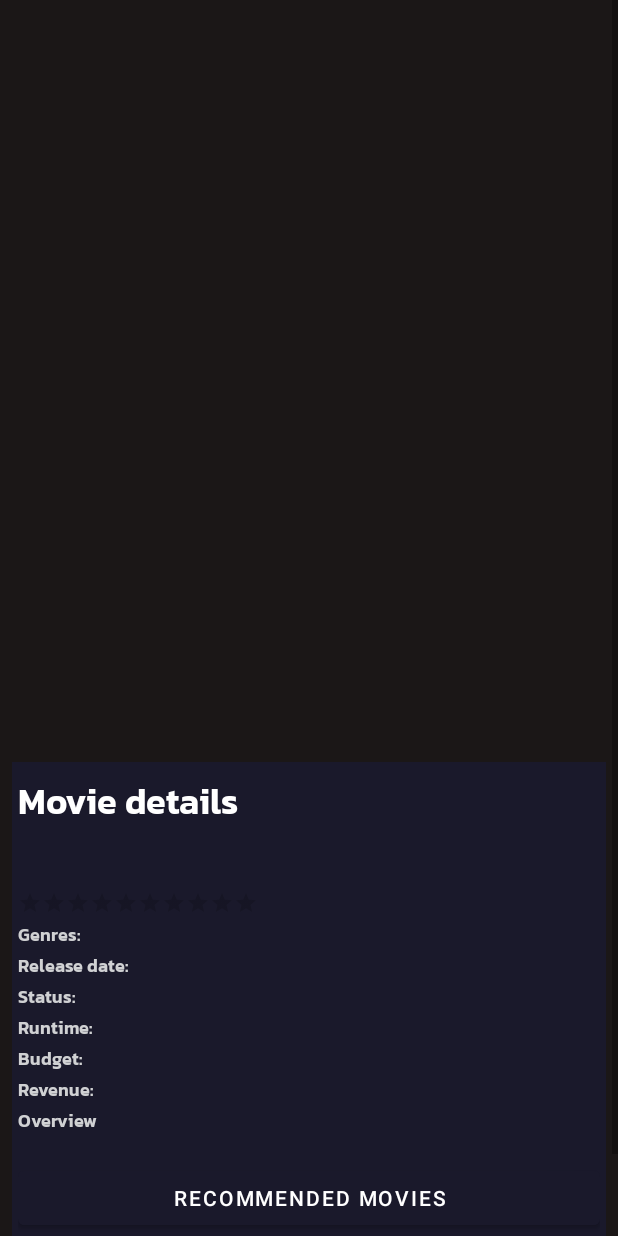
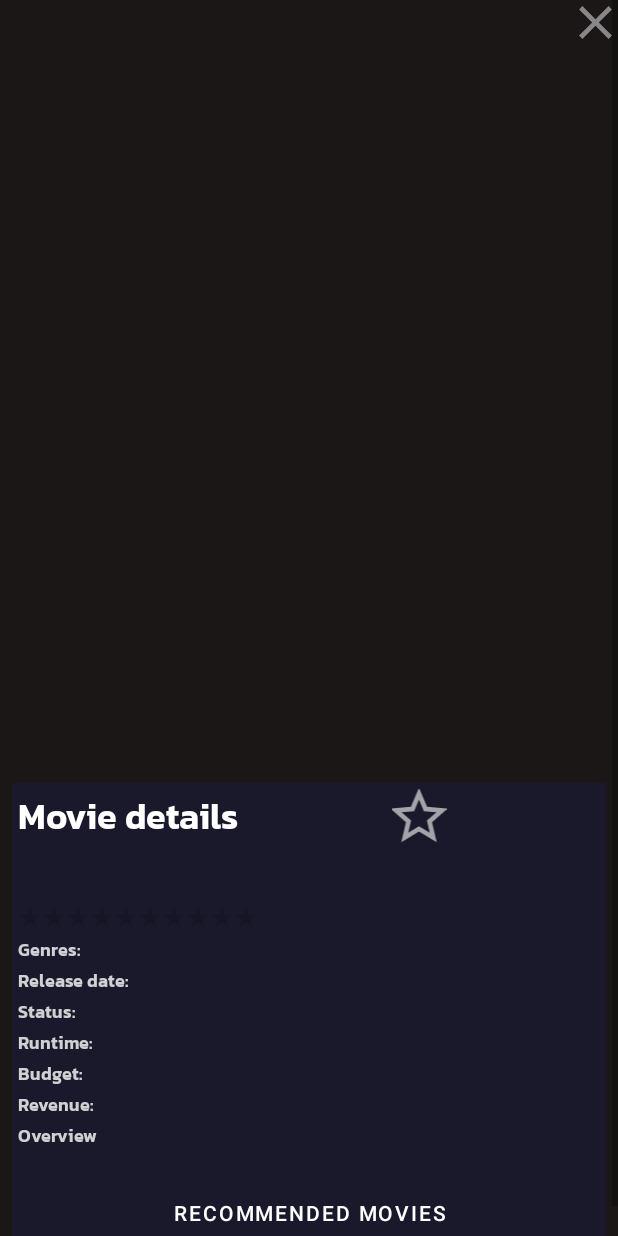
Before and after one commit to FloAlb09/CineFil5, an Android app: the MovieDetailsActivity screen opened directly, with no data from a screen before it, on a phone screen of 412 x 824 dp. Run offline under Robolectric (Android 15) with nearby library versions, the phone set to English and light mode, and no system bars; pictures from the network do not load; 1 statement that could not run was skipped.

Commit message:
modif: favoris ic_star

```diff
--- a/app/src/main/java/fr/epf/projet/cinefil5/MovieDetailsActivity.kt
+++ b/app/src/main/java/fr/epf/projet/cinefil5/MovieDetailsActivity.kt
@@ -26,6 +26,7 @@ class MovieDetailsActivity : AppCompatActivity() {
     lateinit var releaseDateDb: String
     var voteAverageDb: Float = 0.0f
     lateinit var overviewDb: String
+    var likedDb: Int = 0
 
     override fun onCreate(savedInstanceState: Bundle?) {
         super.onCreate(savedInstanceState)
@@ -100,6 +101,7 @@ class MovieDetailsActivity : AppCompatActivity() {
         }
 
         binding.movieDetailsFavoris.setOnClickListener {
+
             val favoris = ServiceDetailsResult(
                 idMovie,
                 posterPathDb,
@@ -107,18 +109,20 @@ class MovieDetailsActivity : AppCompatActivity() {
                 originalTitleDb,
                 releaseDateDb,
                 voteAverageDb,
-                overviewDb
+                overviewDb,
+                likedDb
             )
             val isInserted = db.addFavoris(favoris)
+
             if (isInserted) {
                 Toast.makeText(
                     this, getString(R.string.success_favoris), Toast.LENGTH_SHORT
                 ).show()
+                binding.movieDetailsFavoris.setImageResource(R.drawable.ic_star)
                 val intent = Intent(this, FavorisActivity::class.java)
                 intent.putExtra("id", idMovie)
                 this.startActivity(intent)
             }
         }
-
     }
 }
--- a/app/src/main/java/fr/epf/projet/cinefil5/db/FavorisDatabase.kt
+++ b/app/src/main/java/fr/epf/projet/cinefil5/db/FavorisDatabase.kt
@@ -16,7 +16,8 @@ class FavorisDatabase(contextDb: Context) : SQLiteOpenHelper(contextDb, DB_NAME,
             $MOVIE_ORIGINAL_TITLE varchar (50),
             $MOVIE_RELEASE_DATE varchar (10),
             $MOVIE_VOTE_AVERAGE float,
-            $MOVIE_OVERVIEW varchar(200)
+            $MOVIE_OVERVIEW varchar(200),
+            $MOVIE_LIKED boolean
             )
         """.trimIndent()
         db?.execSQL(createTableFavoris)
@@ -28,7 +29,7 @@ class FavorisDatabase(contextDb: Context) : SQLiteOpenHelper(contextDb, DB_NAME,
         onCreate(db)
     }
 
-    fun addFavoris(favoris: ServiceDetailsResult): Boolean{
+    fun addFavoris(favoris: ServiceDetailsResult): Boolean {
         val db = this.writableDatabase
         val values = ContentValues()
         values.put(MOVIE_ID, favoris.id)
@@ -38,7 +39,8 @@ class FavorisDatabase(contextDb: Context) : SQLiteOpenHelper(contextDb, DB_NAME,
         values.put(MOVIE_RELEASE_DATE, favoris.releaseDate)
         values.put(MOVIE_VOTE_AVERAGE, favoris.voteAverage)
         values.put(MOVIE_OVERVIEW, favoris.overview)
-        val result = db.insert(FAVORIS_TABLE_NAME,null, values).toInt()
+        values.put(MOVIE_LIKED, 1)
+        val result = db.insert(FAVORIS_TABLE_NAME, null, values).toInt()
         db.close()
         return result != -1
     }
@@ -48,19 +50,26 @@ class FavorisDatabase(contextDb: Context) : SQLiteOpenHelper(contextDb, DB_NAME,
         val db = this.readableDatabase
         val selectQuery = "SELECT * FROM $FAVORIS_TABLE_NAME"
         val cursor = db.rawQuery(selectQuery, null)
-        if (cursor != null){
-            if (cursor.moveToFirst()){
+        if (cursor != null) {
+            if (cursor.moveToFirst()) {
                 do {
                     val id = cursor.getInt(cursor.getColumnIndexOrThrow(MOVIE_ID))
-                    val posterPath = cursor.getString(cursor.getColumnIndexOrThrow(MOVIE_POSTER_PATH))
+                    val posterPath =
+                        cursor.getString(cursor.getColumnIndexOrThrow(MOVIE_POSTER_PATH))
                     val title = cursor.getString(cursor.getColumnIndexOrThrow(MOVIE_TITLE))
-                    val originalTitle = cursor.getString(cursor.getColumnIndexOrThrow(MOVIE_ORIGINAL_TITLE))
-                    val releaseDate = cursor.getString(cursor.getColumnIndexOrThrow(MOVIE_RELEASE_DATE))
-                    val voteAverage = cursor.getFloat(cursor.getColumnIndexOrThrow(MOVIE_VOTE_AVERAGE))
+                    val originalTitle =
+                        cursor.getString(cursor.getColumnIndexOrThrow(MOVIE_ORIGINAL_TITLE))
+                    val releaseDate =
+                        cursor.getString(cursor.getColumnIndexOrThrow(MOVIE_RELEASE_DATE))
+                    val voteAverage =
+                        cursor.getFloat(cursor.getColumnIndexOrThrow(MOVIE_VOTE_AVERAGE))
                     val overview = cursor.getString(cursor.getColumnIndexOrThrow(MOVIE_OVERVIEW))
-                    val collection = ServiceDetailsResult(id, posterPath, title, originalTitle, releaseDate, voteAverage, overview)
+                    val liked = cursor.getInt(cursor.getColumnIndexOrThrow(MOVIE_LIKED))
+                    val collection = ServiceDetailsResult(
+                        id, posterPath, title, originalTitle, releaseDate, voteAverage, overview, liked
+                    )
                     favoris.add(collection)
-                } while(cursor.moveToNext())
+                } while (cursor.moveToNext())
             }
         }
         db.close()
@@ -69,7 +78,7 @@ class FavorisDatabase(contextDb: Context) : SQLiteOpenHelper(contextDb, DB_NAME,
 
     companion object {
         private val DB_NAME = "favorisDB"
-        private val DB_VERSION = 5
+        private val DB_VERSION = 6
         private val FAVORIS_TABLE_NAME = "favoris"
         private val MOVIE_ID = "movieId"
         private val MOVIE_POSTER_PATH = "moviePosterPath"
@@ -78,5 +87,6 @@ class FavorisDatabase(contextDb: Context) : SQLiteOpenHelper(contextDb, DB_NAME,
         private val MOVIE_RELEASE_DATE = "movieReleaseDate"
         private val MOVIE_VOTE_AVERAGE = "movieVoteAverage"
         private val MOVIE_OVERVIEW = "movieOverview"
+        private val MOVIE_LIKED = "movieLiked"
     }
 }
--- a/app/src/main/java/fr/epf/projet/cinefil5/model/MovieDetailsResult.kt
+++ b/app/src/main/java/fr/epf/projet/cinefil5/model/MovieDetailsResult.kt
@@ -20,7 +20,7 @@ class MovieDetailsResult (
     val runtime: Int,
     val budget: Int,
     val revenue: Int,
-    val overview: String
+    val overview: String,
 )
 
 data class Genre(
--- a/app/src/main/java/fr/epf/projet/cinefil5/model/ServiceResult.kt
+++ b/app/src/main/java/fr/epf/projet/cinefil5/model/ServiceResult.kt
@@ -22,5 +22,6 @@ data class ServiceDetailsResult(
     val releaseDate: String,
     @SerializedName("vote_average")
     val voteAverage: Float,
-    val overview: String
+    val overview: String,
+    val liked: Int
 )
--- a/app/src/main/res/drawable-anydpi/ic_close.xml
+++ b/app/src/main/res/drawable-anydpi/ic_close.xml
@@ -3,14 +3,14 @@
     android:height="24dp"
     android:viewportWidth="24"
     android:viewportHeight="24"
-    android:tint="#333333"
+    android:tint="@color/lightGrey"
     android:alpha="0.6">
   <group android:scaleX="1.25"
       android:scaleY="1.25"
       android:translateX="-3"
       android:translateY="-3">
     <path
-        android:fillColor="@android:color/white"
+        android:fillColor="@color/lightGrey"
         android:pathData="M19,6.41L17.59,5 12,10.59 6.41,5 5,6.41 10.59,12 5,17.59 6.41,19 12,13.41 17.59,19 19,17.59 13.41,12z"/>
   </group>
 </vector>
--- a/app/src/main/res/drawable-anydpi/ic_star.xml
+++ b/app/src/main/res/drawable-anydpi/ic_star.xml
@@ -3,7 +3,7 @@
     android:height="24dp"
     android:viewportWidth="24"
     android:viewportHeight="24"
-    android:tint="#333333"
+    android:tint="@color/white"
     android:alpha="0.6">
   <group android:scaleX="1.25"
       android:scaleY="1.25"
--- a/app/src/main/res/drawable-anydpi/ic_unstar.xml
+++ b/app/src/main/res/drawable-anydpi/ic_unstar.xml
@@ -3,7 +3,7 @@
     android:height="24dp"
     android:viewportWidth="24"
     android:viewportHeight="24"
-    android:tint="#333333"
+    android:tint="@color/white"
     android:alpha="0.6">
   <group android:scaleX="1.25"
       android:scaleY="1.25"
--- a/app/src/main/res/layout/activity_movie_details.xml
+++ b/app/src/main/res/layout/activity_movie_details.xml
@@ -7,7 +7,18 @@
     android:layout_height="match_parent"
     tools:context=".MovieDetailsActivity">
 
+    <ImageView
+        android:id="@+id/movie_details_close"
+        android:layout_width="30dp"
+        android:layout_height="30dp"
+        android:layout_marginStart="381dp"
+        android:src="@drawable/ic_close"
+        app:layout_constraintEnd_toEndOf="parent"
+        app:layout_constraintStart_toStartOf="@+id/linearLayout2"
+        app:layout_constraintTop_toTopOf="parent" />
+
     <LinearLayout
+        android:id="@+id/linearLayout2"
         android:layout_width="match_parent"
         android:layout_height="match_parent"
         android:orientation="vertical">
@@ -28,6 +39,7 @@
                     android:id="@+id/movie_details_poster"
                     android:layout_width="match_parent"
                     android:layout_height="500dp"
+                    android:layout_marginTop="14dp"
                     android:scaleType="fitCenter"
                     tools:src="@drawable/thecourier" />
 
@@ -39,12 +51,23 @@
                     android:orientation="vertical"
                     android:padding="4dp">
 
-                    <TextView
-                        style="@style/TitleTextStyle"
-                        android:layout_width="wrap_content"
-                        android:layout_height="wrap_content"
-                        android:layout_marginTop="4dp"
-                        android:text="@string/details_movie_title" />
+                    <LinearLayout
+                        android:layout_width="match_parent"
+                        android:layout_height="wrap_content">
+
+                        <TextView
+                            style="@style/TitleTextStyle"
+                            android:layout_width="wrap_content"
+                            android:layout_height="wrap_content"
+                            android:layout_marginEnd="100dp"
+                            android:text="@string/details_movie_title" />
+
+                        <ImageView
+                            android:id="@+id/movie_details_favoris"
+                            android:layout_width="40dp"
+                            android:layout_height="match_parent"
+                            android:src="@drawable/ic_unstar" />
+                    </LinearLayout>
 
                     <TextView
                         android:id="@+id/movie_details_title"
@@ -94,8 +117,8 @@
                             style="@style/DefaultHintTextStyle"
                             android:layout_width="wrap_content"
                             android:layout_height="wrap_content"
-                            android:text="@string/movie_genres_hint"
-                            android:layout_marginEnd="@dimen/default_margin_end_hint"/>
+                            android:layout_marginEnd="@dimen/default_margin_end_hint"
+                            android:text="@string/movie_genres_hint" />
 
                         <TextView
                             android:id="@+id/movie_details_genres"
@@ -115,8 +138,8 @@
                             style="@style/DefaultHintTextStyle"
                             android:layout_width="wrap_content"
                             android:layout_height="wrap_content"
-                            android:text="@string/movie_release_date_hint"
-                            android:layout_marginEnd="@dimen/default_margin_end_hint"/>
+                            android:layout_marginEnd="@dimen/default_margin_end_hint"
+                            android:text="@string/movie_release_date_hint" />
 
                         <TextView
                             android:id="@+id/movie_details_release_date"
@@ -136,8 +159,8 @@
                             style="@style/DefaultHintTextStyle"
                             android:layout_width="wrap_content"
                             android:layout_height="wrap_content"
-                            android:text="@string/movie_status_hint"
-                            android:layout_marginEnd="@dimen/default_margin_end_hint"/>
+                            android:layout_marginEnd="@dimen/default_margin_end_hint"
+                            android:text="@string/movie_status_hint" />
 
                         <TextView
                             android:id="@+id/movie_details_status"
@@ -157,8 +180,8 @@
                             style="@style/DefaultHintTextStyle"
                             android:layout_width="wrap_content"
                             android:layout_height="wrap_content"
-                            android:text="@string/movie_runtime_hint"
-                            android:layout_marginEnd="@dimen/default_margin_end_hint"/>
+                            android:layout_marginEnd="@dimen/default_margin_end_hint"
+                            android:text="@string/movie_runtime_hint" />
 
                         <TextView
                             android:id="@+id/movie_details_runtime"
@@ -179,8 +202,8 @@
                             style="@style/DefaultHintTextStyle"
                             android:layout_width="wrap_content"
                             android:layout_height="wrap_content"
-                            android:text="@string/movie_budget_hint"
-                            android:layout_marginEnd="@dimen/default_margin_end_hint"/>
+                            android:layout_marginEnd="@dimen/default_margin_end_hint"
+                            android:text="@string/movie_budget_hint" />
 
                         <TextView
                             android:id="@+id/movie_details_budget"
@@ -201,8 +224,8 @@
                             style="@style/DefaultHintTextStyle"
                             android:layout_width="wrap_content"
                             android:layout_height="wrap_content"
-                            android:text="@string/movie_revenue_hint"
-                            android:layout_marginEnd="@dimen/default_margin_end_hint"/>
+                            android:layout_marginEnd="@dimen/default_margin_end_hint"
+                            android:text="@string/movie_revenue_hint" />
 
                         <TextView
                             android:id="@+id/movie_details_revenue"
@@ -222,8 +245,8 @@
                             style="@style/DefaultHintTextStyle"
                             android:layout_width="wrap_content"
                             android:layout_height="wrap_content"
-                            android:text="@string/movie_overview_hint"
-                            android:layout_marginEnd="@dimen/default_margin_end_hint"/>
+                            android:layout_marginEnd="@dimen/default_margin_end_hint"
+                            android:text="@string/movie_overview_hint" />
 
                         <TextView
                             android:id="@+id/movie_details_overview"
@@ -239,17 +262,9 @@
                         android:layout_width="match_parent"
                         android:layout_height="wrap_content"
                         android:text="@string/movie_recommended_movies_button" />
-
-                    <Button
-                        android:id="@+id/movie_details_favoris"
-                        android:layout_width="match_parent"
-                        android:layout_height="wrap_content"
-                        android:text="Favoris" />
-
                 </LinearLayout>
             </LinearLayout>
 
         </ScrollView>
     </LinearLayout>
-
 </androidx.constraintlayout.widget.ConstraintLayout>
```
